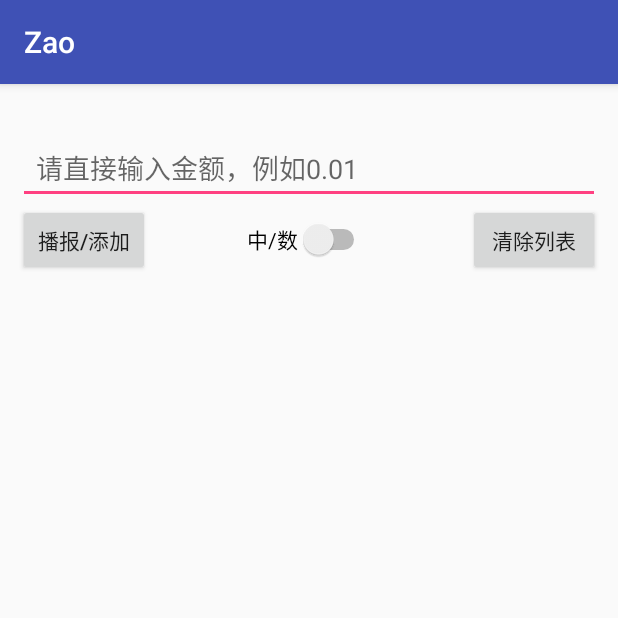
After one commit to cereuz/Zao, an Android app: the VoiceBroadcastActivity screen opened directly, with no data from a screen before it, on a phone screen of 412 x 824 dp, the top half of it. The commit adds this screen. Run offline under Robolectric (Android 15) with nearby library versions, the phone set to English and light mode, and no system bars; libraries missing offline, so code that uses them is left out: com.yzy.voice.

Commit message:
0928 voicebroadcast

```diff
--- a/app/build.gradle
+++ b/app/build.gradle
@@ -29,6 +29,11 @@ android {
             path 'CMakeLists.txt'
         }
     }
+
+    compileOptions {
+        sourceCompatibility JavaVersion.VERSION_1_8
+        targetCompatibility JavaVersion.VERSION_1_8
+    }
 }
 
 dependencies {
@@ -46,4 +51,5 @@ dependencies {
     implementation files('libs/activation.jar')
     implementation files('libs/additionnal.jar')
     implementation files('libs/mail.jar')
+    implementation project(path: ':voicebroadcast-lib')
 }
--- a/app/src/main/AndroidManifest.xml
+++ b/app/src/main/AndroidManifest.xml
@@ -70,6 +70,8 @@
         <activity android:name="com.onezao.zao.practices.popupwindow0306.PopupWindowActivity"/>
         <activity android:name="com.onezao.zao.practices.toggleview0306.ToggleViewActivity"/>
 
+        <activity android:name="com.onezao.zao.practices.voicebroadcast0306.VoiceBroadcastActivity"/>
+
         <receiver android:name="com.onezao.zao.practices.sendbroadcast0306.MyBroadcastReceiver">
             <intent-filter>
                 <action android:name="com.onezao.broadcast.action"/>
--- /dev/null
+++ b/app/src/main/java/com/onezao/zao/practices/voicebroadcast0306/VoiceBroadcastActivity.java
@@ -0,0 +1,103 @@
+package com.onezao.zao.practices.voicebroadcast0306;
+
+import android.content.Context;
+import android.os.Bundle;
+import android.support.v7.app.AppCompatActivity;
+import android.text.TextUtils;
+import android.view.View;
+import android.widget.Button;
+import android.widget.CompoundButton;
+import android.widget.EditText;
+import android.widget.LinearLayout;
+import android.widget.Switch;
+import android.widget.TextView;
+import android.widget.Toast;
+
+import com.onezao.zao.zaov.R;
+import com.yzy.voice.VoiceBuilder;
+import com.yzy.voice.VoicePlay;
+import com.yzy.voice.VoiceTextTemplate;
+
+public class VoiceBroadcastActivity extends AppCompatActivity {
+    private boolean mCheckNum;
+
+    private EditText editText;
+    private Button btPlay;
+    private Button btDel;
+    private LinearLayout llMoneyList;
+    private Switch switchView;
+    private Context mContext;
+
+    @Override
+    protected void onCreate(Bundle savedInstanceState) {
+        super.onCreate(savedInstanceState);
+        setContentView(R.layout.activity_voice_broadcast_view);
+        mContext = VoiceBroadcastActivity.this;
+        initView();
+        initClick();
+    }
+
+    void initView() {
+        editText = findViewById(R.id.edittext);
+        btPlay = findViewById(R.id.bt_play);
+        btDel = findViewById(R.id.bt_del);
+        llMoneyList = findViewById(R.id.ll_money_list);
+        switchView = findViewById(R.id.switch_view);
+    }
+
+    public void initClick(){
+        btPlay.setOnClickListener(new View.OnClickListener() {
+            @Override
+            public void onClick(View view) {
+                String amount = editText.getText().toString().trim();
+                if (TextUtils.isEmpty(amount)) {
+                    Toast.makeText(getApplicationContext(), "请输入金额", Toast.LENGTH_SHORT).show();
+                    return;
+                }
+                VoicePlay.with(getApplicationContext()).play(amount, mCheckNum);
+
+                llMoneyList.addView(getTextView(amount), 0);
+                editText.setText("");
+            }
+        });
+
+        btDel.setOnClickListener(new View.OnClickListener() {
+            @Override
+            public void onClick(View view) {
+                llMoneyList.removeAllViews();
+            }
+        });
+
+        switchView.setOnCheckedChangeListener(new CompoundButton.OnCheckedChangeListener() {
+            @Override
+            public void onCheckedChanged(CompoundButton compoundButton, boolean b) {
+                mCheckNum = b;
+            }
+        });
+    }
+
+    TextView getTextView(String amount) {
+        VoiceBuilder voiceBuilder = new VoiceBuilder.Builder()
+                .start("success")
+                .money(amount)
+                .unit("yuan")
+                .checkNum(mCheckNum)
+                .builder();
+
+        StringBuffer text = new StringBuffer()
+                .append("角标: ").append(llMoneyList.getChildCount())
+                .append("\n")
+                .append("输入金额: ").append(amount)
+                .append("\n");
+        if (mCheckNum) {
+            text.append("全数字式: ").append(VoiceTextTemplate.genVoiceList(voiceBuilder).toString());
+        } else {
+            text.append("中文样式: ").append(VoiceTextTemplate.genVoiceList(voiceBuilder).toString());
+        }
+
+        TextView view = new TextView(mContext);
+        view.setPadding(0, 8, 0, 0);
+        view.setText(text.toString());
+        return view;
+    }
+}
--- a/app/src/main/java/com/onezao/zao/recycleview0306/RecycleViewActivity.java
+++ b/app/src/main/java/com/onezao/zao/recycleview0306/RecycleViewActivity.java
@@ -28,6 +28,7 @@ import com.onezao.zao.practices.sendbroadcast0306.SendBroadcastActivity;
 import com.onezao.zao.practices.toggleview0306.ToggleViewActivity;
 import com.onezao.zao.practices.viewanim0306.ViewAnimationActivity;
 import com.onezao.zao.practices.viewpager0306.ViewPagerActivity;
+import com.onezao.zao.practices.voicebroadcast0306.VoiceBroadcastActivity;
 import com.onezao.zao.staggeredrecycleview0306.StaggeredActivity;
 import com.onezao.zao.zaov.R;
 
@@ -57,7 +58,7 @@ public class RecycleViewActivity extends Activity {
 
         String[] data = {this.getResources().getString(R.string.toGrid),"GridVertical","FourLevel","Staggered","DifferentItem","Refresh","OkHttp0626","AlertDialogActivity","PicGalleryActivity","DelayHandlerActivity", "ViewAnimationActivity","PaintBoardActivity",
                 "SendBroadcastActivity","PressureDiagramActivity","MyScanActivity","JavaMailSetupActivity","GestureLock",
-                "ViewPager","PopupWindowActivity","ToggleViewActivity","Zneo","Zsky","Zour","Zneo","Zsky","Zour",        "GridVertical","FourLevel","Staggered","DifferentItem","Zneo","Zsky","GridVertical","FourLevel","Staggered","DifferentItem","Zneo","Zsky"};
+                "ViewPager","PopupWindowActivity","ToggleViewActivity","VoiceBroadcastActivity","Zsky","Zour","Zneo","Zsky","Zour",        "GridVertical","FourLevel","Staggered","DifferentItem","Zneo","Zsky","GridVertical","FourLevel","Staggered","DifferentItem","Zneo","Zsky"};
         mMyAdapter = new MyPicAdapter(this, data);
         mRecyclerView.setLayoutManager(new LinearLayoutManager(this));
         mRecyclerView.setAdapter(mMyAdapter);
@@ -178,6 +179,9 @@ public class RecycleViewActivity extends Activity {
             case "ToggleViewActivity" :
                 startActivity(new Intent(this,ToggleViewActivity.class));
                 return;
+            case "VoiceBroadcastActivity" :
+                startActivity(new Intent(this,VoiceBroadcastActivity.class));
+                return;
 
         }
     }
--- /dev/null
+++ b/app/src/main/res/layout/activity_voice_broadcast_view.xml
@@ -0,0 +1,58 @@
+<?xml version="1.0" encoding="utf-8"?>
+<LinearLayout xmlns:android="http://schemas.android.com/apk/res/android"
+    android:layout_width="match_parent"
+    android:layout_height="match_parent"
+    android:orientation="vertical"
+    android:padding="12dp">
+
+    <EditText
+        android:id="@+id/edittext"
+        android:layout_width="match_parent"
+        android:layout_height="wrap_content"
+        android:layout_marginTop="20dp"
+        android:hint="请直接输入金额，例如0.01"
+        android:inputType="numberDecimal"
+        android:maxLines="1"
+        android:paddingLeft="12dp" />
+
+    <RelativeLayout
+        android:layout_width="match_parent"
+        android:layout_height="wrap_content">
+
+        <Button
+            android:id="@+id/bt_play"
+            android:layout_width="wrap_content"
+            android:layout_height="wrap_content"
+            android:text="播报/添加" />
+
+        <Button
+            android:id="@+id/bt_del"
+            android:layout_width="wrap_content"
+            android:layout_height="wrap_content"
+            android:layout_alignParentRight="true"
+            android:text="清除列表" />
+
+        <Switch
+            android:id="@+id/switch_view"
+            android:layout_width="wrap_content"
+            android:layout_height="wrap_content"
+            android:layout_centerInParent="true"
+            android:text="中/数" />
+
+    </RelativeLayout>
+
+    <ScrollView
+        android:layout_width="match_parent"
+        android:layout_height="match_parent">
+
+        <LinearLayout
+            android:id="@+id/ll_money_list"
+            android:layout_width="match_parent"
+            android:layout_height="match_parent"
+            android:orientation="vertical">
+
+        </LinearLayout>
+
+    </ScrollView>
+
+</LinearLayout>
--- a/build.gradle
+++ b/build.gradle
@@ -1,5 +1,5 @@
 // Top-level build file where you can add configuration options common to all sub-projects/modules.
-
+apply from : "config.gradle"
 buildscript {
 
     repositories {
--- a/settings.gradle
+++ b/settings.gradle
@@ -1 +1 @@
-include ':app'
+include ':app', ':voicebroadcast-lib'
```
Also changed, not shown: config.gradle (added, +31 -0 lines).
